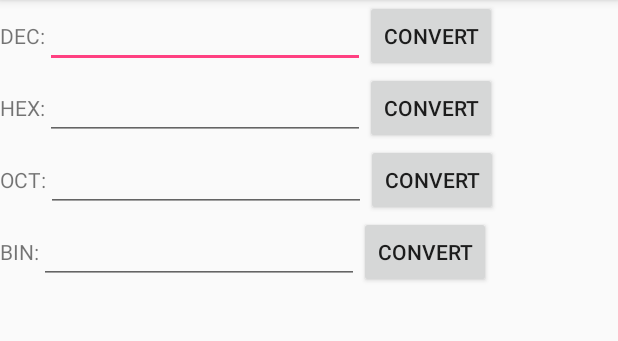
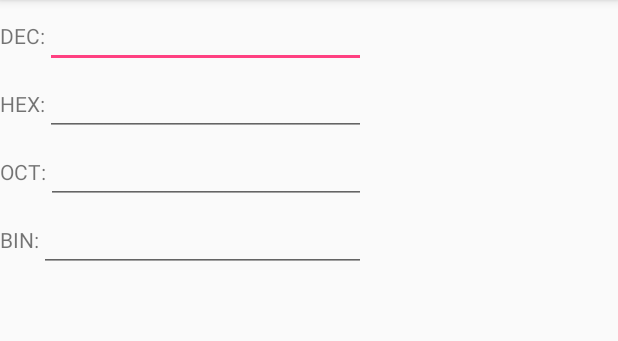
Before and after one commit to NorbertasL/NumberHelp, an Android app: the screen it shows after launch (MainActivity), on a phone screen of 412 x 824 dp, the part 84-425 px from its top. Run offline under Robolectric (Android 15) with nearby library versions, the light colour scheme and no system bars; our stand-ins replace ButterKnife.

Commit message:
Implemented input checks for Hex.Now using BigInteger for storing values.

```diff
--- a/app/src/main/java/com/example/red_spark/numberhelp/MainActivity.java
+++ b/app/src/main/java/com/example/red_spark/numberhelp/MainActivity.java
@@ -6,6 +6,7 @@ import android.os.Bundle;
 
 import com.example.red_spark.numberhelp.tools.ValueConverter;
 
+import java.math.BigInteger;
 import java.util.ArrayList;
 
 public class MainActivity extends AppCompatActivity implements ValueFragment.ValueFragmentListener {
@@ -56,15 +57,15 @@ public class MainActivity extends AppCompatActivity implements ValueFragment.Val
 
     @Override
     public void sendValue(String number, String valueType) {
-        int dec;
+        BigInteger dec;
         /*
          * Converst the value into dec value
          * Well use dec value as a base for all the conversions
          */
         if(number.isEmpty()){
-            dec = 0;
+            dec =BigInteger.valueOf(0);
         }else if(valueType.equals(Constants.VALUE_TYPE.DEC)){
-            dec = Integer.valueOf(number);
+            dec = new BigInteger(number);
         }else {
             dec = ValueConverter.toDec(number, valueType);
         }
--- a/app/src/main/java/com/example/red_spark/numberhelp/ValueFragment.java
+++ b/app/src/main/java/com/example/red_spark/numberhelp/ValueFragment.java
@@ -24,7 +24,6 @@ import butterknife.Unbinder;
  */
 public class ValueFragment extends Fragment {
     @BindView(R.id.et_NumEditTextField) EditText mTextField;
-    @BindView(R.id.bt_Convert) Button mConvertButton;
     @BindView(R.id.tv_ValueName)TextView mName;
 
     //Used by butterknife to set views to null
@@ -33,7 +32,7 @@ public class ValueFragment extends Fragment {
     private String valueType = "";
 
     public interface ValueFragmentListener{
-        public void sendValue(String number, String valueType);
+        void sendValue(String number, String valueType);
     }
 
     @Override
@@ -83,14 +82,6 @@ public class ValueFragment extends Fragment {
                 }
              }
         });
-
-        mConvertButton.setOnClickListener(new View.OnClickListener(){
-            @Override
-            public void onClick(View v) {
-                sendData();
-            }
-        });
-
 
         return rootView;
     }
--- a/app/src/main/res/layout/fragment_value.xml
+++ b/app/src/main/res/layout/fragment_value.xml
@@ -14,14 +14,8 @@
 
     <EditText
         android:id="@+id/et_NumEditTextField"
-        android:layout_width="wrap_content"
+        android:layout_width="match_parent"
         android:layout_height="wrap_content"
-        android:ems="10"/>
-
-    <Button
-        android:id="@+id/bt_Convert"
-        android:layout_width="wrap_content"
-        android:layout_height="wrap_content"
-        android:text="Convert" />
+        android:ems="10" />
 
 </LinearLayout>
```
Also changed, not shown: app/src/main/java/com/example/red_spark/numberhelp/tools/InputHelper.java (+18 -3 lines), app/src/main/java/com/example/red_spark/numberhelp/tools/ValueConverter.java (+13 -11 lines).
